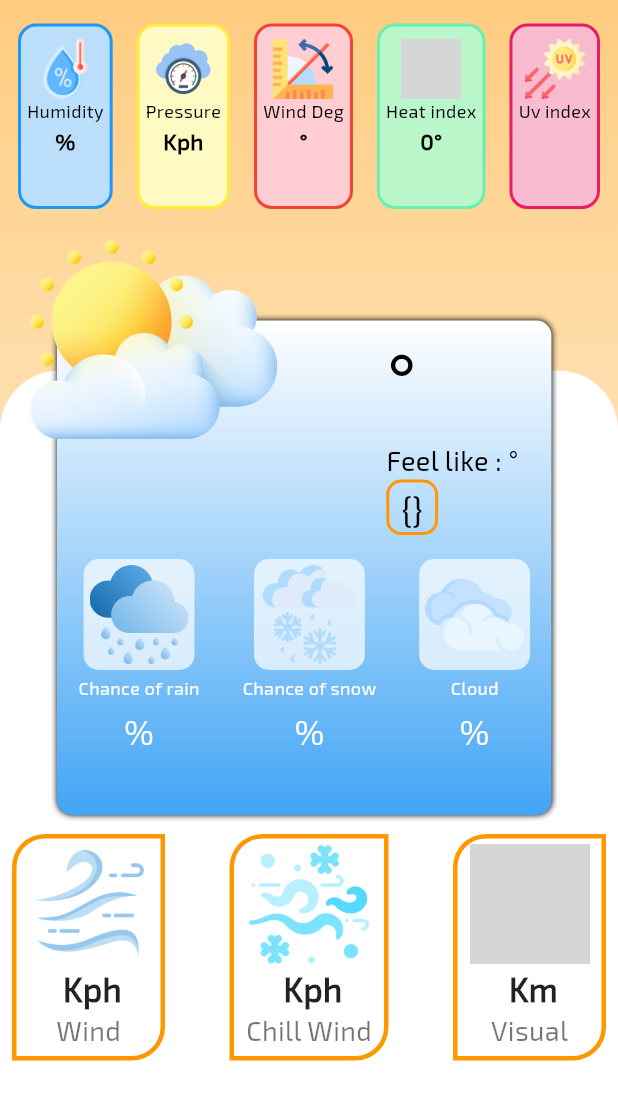
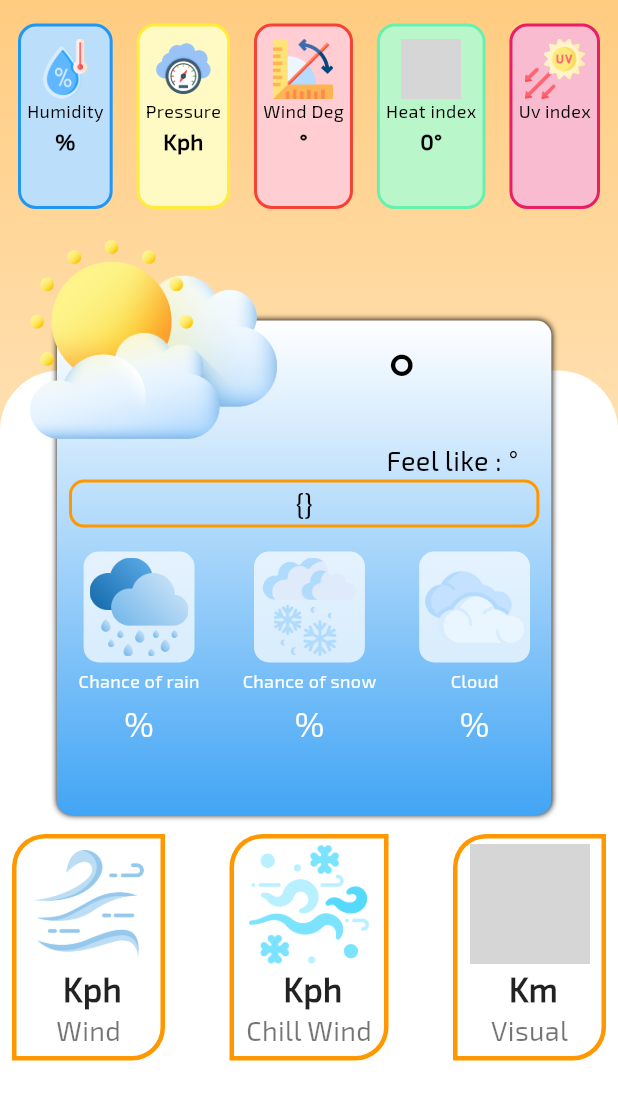
Before and after one commit to rahulkumardev24/weather_app_project, a Flutter app: the HourlyDetailsScreen screen opened directly with empty values, on a phone screen of 412 x 824 dp, the part 124-1236 px from its top. Run offline on Flutter 3.47's test engine with Material 3 defaults, Android fonts, the phone set to English and light mode, and no system bars; our stand-ins replace action_slider, geocoding, geolocator, permission_handler; grey boxes are pictures that could not be loaded.

Commit message:
solve some problem and screen short

```diff
--- a/lib/screen/home_screen.dart
+++ b/lib/screen/home_screen.dart
@@ -327,7 +327,7 @@ class _HomeScreenState extends State<HomeScreen> {
                                         ),
                                         Text(
                                           "${currentWeatherData.current!.condition!.text}",
-                                          style: myTextStyle28(),
+                                          style: myTextStyle25(),
                                         ),
 
                                         /// updated date show
--- a/lib/screen/hourly_details_screen.dart
+++ b/lib/screen/hourly_details_screen.dart
@@ -349,7 +349,15 @@ class _HourlyDetailsScreenState extends State<HourlyDetailsScreen> {
                                       "Feel like : ${widget.feelLike}°",
                                       style: myTextStyle18(),
                                     ),
-                                    Container(
+
+                                  ],
+                                )
+                              ],
+                            ),
+                          ),
+                          Padding(
+                            padding: const EdgeInsets.symmetric(horizontal: 8.0),
+                            child: Container(
                                 decoration: BoxDecoration(
                                     border: Border.all(
                                         width: 2, color: Colors.orange),
@@ -361,13 +369,9 @@ class _HourlyDetailsScreenState extends State<HourlyDetailsScreen> {
                                           horizontal: 8.0, vertical: 1),
                                       child: Text(
                                         "${widget.condition}",
-                                            style: myTextStyle22(),
+                                        style: myTextStyle18(),
                                       ),
-                                        )))
-                                  ],
-                                )
-                              ],
-                            ),
+                                    ))),
                           ),
                           const SizedBox(
                             height: 16,
```
Also changed, not shown: lib/screen/forecat_details_screen.dart (+4 -4 lines), Screenshot_20250201_023045.png (added), Screenshot_20250201_023103.png (added), Screenshot_20250201_023138.png (added), Screenshot_20250201_023218.png (added), Screenshot_20250201_023243.png (added), Screenshot_20250201_023311.png (added), Screenshot_20250201_025146.png (added), Screenshot_20250201_025201.png (added), Screenshot_20250201_030313.png (added), Screenshot_20250201_030350.png (added), Screenshot_20250201_030441.png (added). Lines whose indentation alone changed are shown as unchanged.
